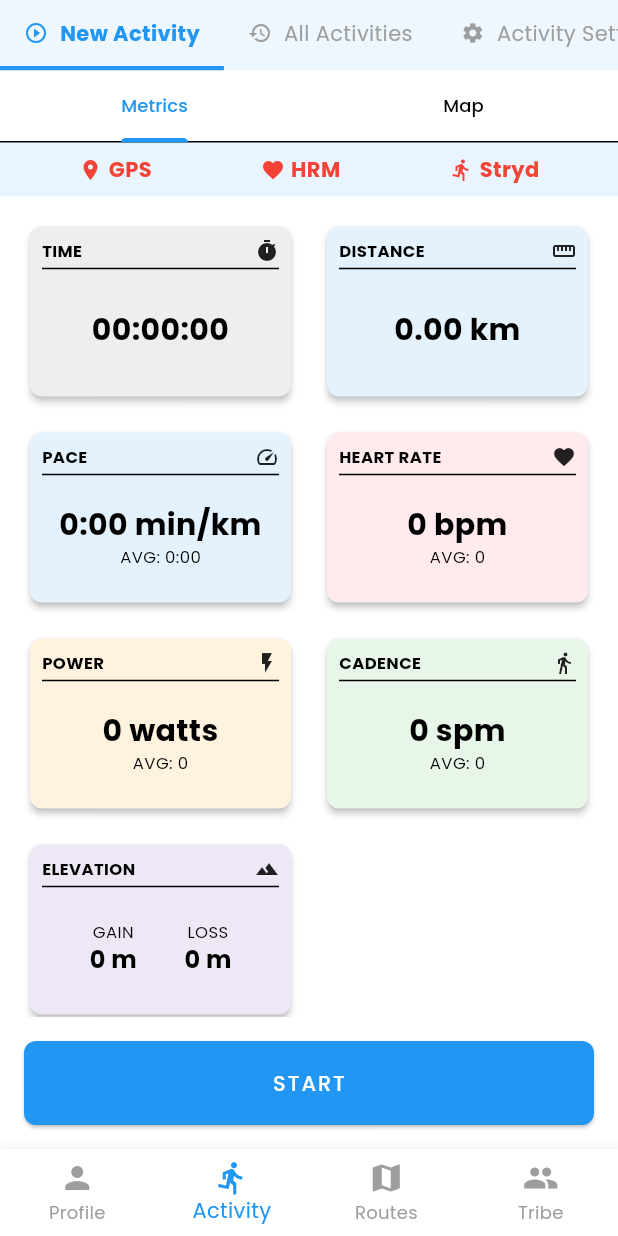
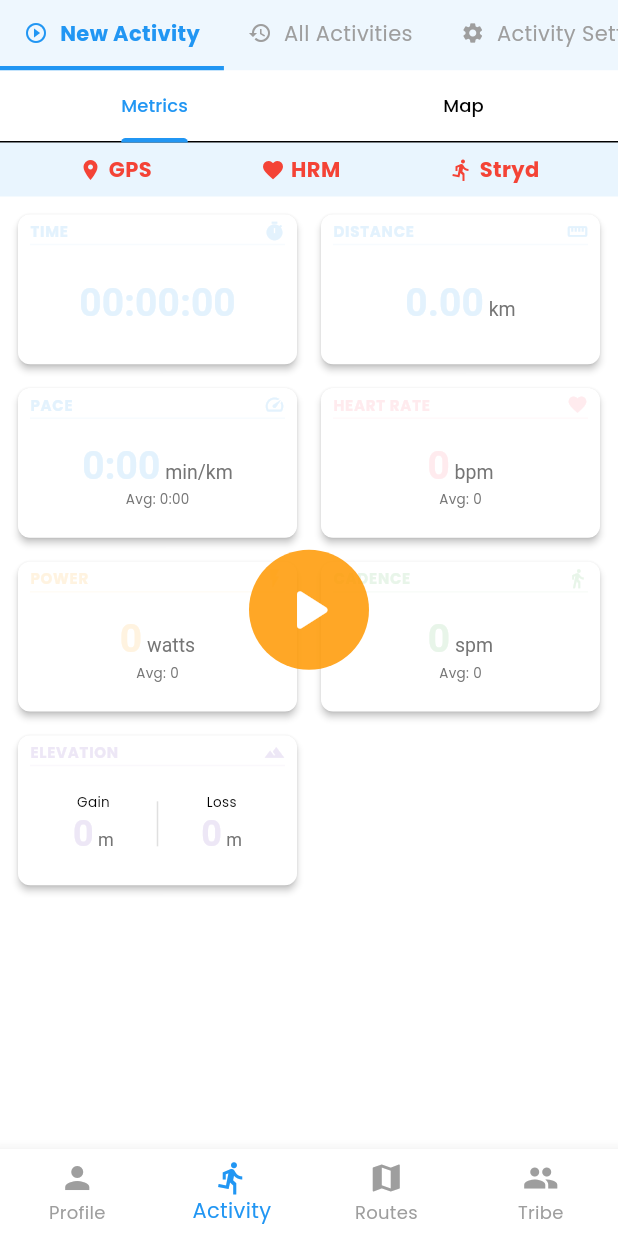
Before and after one commit to jtlab-studio/volt_one, a Flutter app: the MainTabScreen screen opened directly, on a phone screen of 412 x 824 dp. Run offline on Flutter 3.47's test engine with Material 3 defaults, Android fonts, the phone set to English and light mode, and no system bars; our stand-ins replace flutter_riverpod.

Commit message:
further improvement

```diff
--- a/lib/modules/activity/screens/activity_settings_screen.dart
+++ b/lib/modules/activity/screens/activity_settings_screen.dart
@@ -25,7 +25,7 @@ class ActivitySettingsScreen extends ConsumerWidget {
                 ),
               ),
               ListTile(
-                title: Text(localizations.translate('pace')),
+                title: Text('Pace'), // Fixed capitalization
                 subtitle: const Text('4:00 - 5:30 min/km'),
                 trailing: const Icon(Icons.chevron_right),
                 onTap: () {
@@ -33,7 +33,7 @@ class ActivitySettingsScreen extends ConsumerWidget {
                 },
               ),
               ListTile(
-                title: Text(localizations.translate('heart_rate')),
+                title: Text('Heart Rate'), // Fixed capitalization
                 subtitle: const Text('120 - 160 bpm'),
                 trailing: const Icon(Icons.chevron_right),
                 onTap: () {
@@ -41,7 +41,7 @@ class ActivitySettingsScreen extends ConsumerWidget {
                 },
               ),
               ListTile(
-                title: Text(localizations.translate('power')),
+                title: Text('Power'), // Fixed capitalization
                 subtitle: const Text('200 - 300 watts'),
                 trailing: const Icon(Icons.chevron_right),
                 onTap: () {
--- a/lib/modules/activity/screens/start_activity_screen.dart
+++ b/lib/modules/activity/screens/start_activity_screen.dart
@@ -19,6 +19,9 @@ class _StartActivityScreenState extends ConsumerState<StartActivityScreen>
     with SingleTickerProviderStateMixin {
   late TabController _tabController;
 
+  // Define orange color to be used consistently
+  final Color orangeColor = Colors.orange;
+
   @override
   void initState() {
     super.initState();
@@ -38,7 +41,9 @@ class _StartActivityScreenState extends ConsumerState<StartActivityScreen>
 
     return Scaffold(
       // Removed app bar to avoid duplicate title
-      body: Column(
+      body: Stack(
+        children: [
+          Column(
             children: [
               // Tab bar without appbar
               TabBar(
@@ -65,113 +70,197 @@ class _StartActivityScreenState extends ConsumerState<StartActivityScreen>
                   ],
                 ),
               ),
+            ],
+          ),
 
-          // Activity controls
-          _buildActivityControls(localizations, activityState),
+          // Only show the floating action button in idle state
+          if (activityState == ActivityState.idle)
+            Positioned.fill(
+              child: Align(
+                alignment: Alignment.center, // Center of screen
+                child: Container(
+                  height: 80, // Larger circle
+                  width: 80,
+                  decoration: BoxDecoration(
+                    shape: BoxShape.circle,
+                    color: orangeColor
+                        .withOpacity(0.85), // Orange with transparency
+                  ),
+                  child: IconButton(
+                    iconSize: 48,
+                    color: Colors.white,
+                    icon: const Icon(Icons.play_arrow_rounded),
+                    onPressed: () {
+                      ref.read(activityStateProvider.notifier).state =
+                          ActivityState.active;
+                    },
+                  ),
+                ),
+              ),
+            ),
+
+          // Show action controls for non-idle states
+          if (activityState != ActivityState.idle)
+            Positioned(
+              bottom: 0,
+              left: 0,
+              right: 0,
+              child: _buildActivityControls(localizations, activityState),
+            ),
         ],
       ),
     );
   }
 
   Widget _buildMetricsTab(AppLocalizations localizations) {
+    // Reduced metric card height by 50%
+    final metricCardHeight = 70.0; // Original was 140.0
+
+    // Reduced spacing between cards
+    final cardSpacing = 8.0;
+
+    // Since cards are 50% shorter, adjust the grid aspect ratio to look better
+    final gridAspectRatio = 1.8; // Wider than tall for the compact cards
+
     return GridView.count(
       crossAxisCount: 2,
-      childAspectRatio: 1.5,
-      padding: const EdgeInsets.all(16),
-      mainAxisSpacing: 16,
-      crossAxisSpacing: 16,
+      childAspectRatio: gridAspectRatio,
+      padding: EdgeInsets.all(cardSpacing),
+      mainAxisSpacing: cardSpacing,
+      crossAxisSpacing: cardSpacing,
       children: [
         // Time metric card
         MetricCard(
           title: localizations.translate('time'),
           value: '00:00:00',
-          backgroundColor: Colors.grey[200]!,
+          backgroundColor: AppColors.paceCardColor,
           icon: Icons.timer,
+          height: metricCardHeight,
         ),
 
         // Distance metric card
         MetricCard(
           title: localizations.translate('distance'),
-          value: '0.00 km',
-          backgroundColor: Colors.blue[50]!,
+          value: '0.00',
+          unit: 'km',
+          backgroundColor: AppColors.paceCardColor,
           icon: Icons.straighten,
+          height: metricCardHeight,
         ),
 
         // Pace metric card with average
         MetricCard(
           title: localizations.translate('pace'),
-          value: '0:00 min/km',
+          value: '0:00',
+          unit: 'min/km',
           subtitle: '${localizations.translate("avg")}: 0:00',
           backgroundColor: AppColors.paceCardColor,
           icon: Icons.speed,
+          height: metricCardHeight,
         ),
 
         // Heart rate metric card with average
         MetricCard(
           title: localizations.translate('heart_rate'),
-          value: '0 bpm',
+          value: '0',
+          unit: 'bpm',
           subtitle: '${localizations.translate("avg")}: 0',
           backgroundColor: AppColors.heartRateCardColor,
           icon: Icons.favorite,
+          height: metricCardHeight,
         ),
 
         // Power metric card with average
         MetricCard(
           title: localizations.translate('power'),
-          value: '0 watts',
+          value: '0',
+          unit: 'watts',
           subtitle: '${localizations.translate("avg")}: 0',
           backgroundColor: AppColors.powerCardColor,
           icon: Icons.flash_on,
+          height: metricCardHeight,
         ),
 
         // Cadence metric card with average
         MetricCard(
           title: localizations.translate('cadence'),
-          value: '0 spm',
+          value: '0',
+          unit: 'spm',
           subtitle: '${localizations.translate("avg")}: 0',
           backgroundColor: AppColors.cadenceCardColor,
           icon: Icons.directions_walk,
+          height: metricCardHeight,
         ),
 
-        // Elevation metric card with gain and loss
+        // Elevation metric card with gain and loss - custom layout
         MetricCard(
           title: localizations.translate('elevation'),
           value: '',
-          customContent: Column(
-            mainAxisAlignment: MainAxisAlignment.center,
-            children: [
-              Row(
+          customContent: Row(
             mainAxisAlignment: MainAxisAlignment.spaceEvenly,
             children: [
               Column(
+                mainAxisAlignment: MainAxisAlignment.center,
                 children: [
                   Text(
                     localizations.translate('elevation_gain'),
-                        style: const TextStyle(fontSize: 11), // Reduced size
+                    style: const TextStyle(fontSize: 9),
                   ),
-                      const Text(
-                        '0 m',
+                  RichText(
+                    text: TextSpan(
+                      children: [
+                        TextSpan(
+                          text: '0',
                           style: TextStyle(
                             fontWeight: FontWeight.bold,
-                          fontSize: 16,
+                            fontSize: 24, // Increased font size to match others
+                            color: AppColors.elevationCardColor,
+                          ),
+                        ),
+                        TextSpan(
+                          text: ' m',
+                          style: TextStyle(
+                            fontSize: 12, // 50% of value size
+                            color: Colors.grey[600],
                           ),
                         ),
                       ],
                     ),
+                  ),
+                ],
+              ),
+              Container(
+                height: 30,
+                width: 1,
+                color: Colors.grey[300],
+              ),
               Column(
+                mainAxisAlignment: MainAxisAlignment.center,
                 children: [
                   Text(
                     localizations.translate('elevation_loss'),
-                        style: const TextStyle(fontSize: 11), // Reduced size
+                    style: const TextStyle(fontSize: 9),
                   ),
-                      const Text(
-                        '0 m',
+                  RichText(
+                    text: TextSpan(
+                      children: [
+                        TextSpan(
+                          text: '0',
                           style: TextStyle(
                             fontWeight: FontWeight.bold,
-                          fontSize: 16,
+                            fontSize: 24, // Increased font size to match others
+                            color: AppColors.elevationCardColor,
+                          ),
+                        ),
+                        TextSpan(
+                          text: ' m',
+                          style: TextStyle(
+                            fontSize: 12, // 50% of value size
+                            color: Colors.grey[600],
                           ),
                         ),
                       ],
+                    ),
                   ),
                 ],
               ),
@@ -179,36 +268,45 @@ class _StartActivityScreenState extends ConsumerState<StartActivityScreen>
           ),
           backgroundColor: AppColors.elevationCardColor,
           icon: Icons.terrain,
+          height: metricCardHeight,
         ),
       ],
     );
   }
 
   Widget _buildMapTab(AppLocalizations localizations) {
+    // Reduced metric card height by 50%
+    final metricCardHeight = 50.0; // Original was 100.0
+
+    // Reduced spacing between cards
+    final cardSpacing = 8.0;
+
     return Column(
       children: [
         // Two customizable metric cards
         Padding(
-          padding: const EdgeInsets.all(16),
+          padding: EdgeInsets.all(cardSpacing),
           child: Row(
             children: [
               Expanded(
                 child: MetricCard(
                   title: localizations.translate('pace'),
-                  value: '0:00 min/km',
+                  value: '0:00',
+                  unit: 'min/km',
                   backgroundColor: AppColors.paceCardColor,
                   icon: Icons.speed,
-                  height: 100,
+                  height: metricCardHeight,
                 ),
               ),
-              const SizedBox(width: 16),
+              SizedBox(width: cardSpacing),
               Expanded(
                 child: MetricCard(
                   title: localizations.translate('heart_rate'),
-                  value: '0 bpm',
+                  value: '0',
+                  unit: 'bpm',
                   backgroundColor: AppColors.heartRateCardColor,
                   icon: Icons.favorite,
-                  height: 100,
+                  height: metricCardHeight,
                 ),
               ),
             ],
@@ -241,26 +339,6 @@ class _StartActivityScreenState extends ConsumerState<StartActivityScreen>
   Widget _buildActivityControls(
       AppLocalizations localizations, ActivityState state) {
     switch (state) {
-      case ActivityState.idle:
-        return Padding(
-          padding: const EdgeInsets.all(16),
-          child: SizedBox(
-            width: double.infinity,
-            height: 56,
-            child: ElevatedButton(
-              onPressed: () {
-                ref.read(activityStateProvider.notifier).state =
-                    ActivityState.active;
-              },
-              style: ElevatedButton.styleFrom(
-                backgroundColor: Theme.of(context).primaryColor,
-                foregroundColor: Colors.white,
-              ),
-              child: Text(localizations.translate('start')),
-            ),
-          ),
-        );
-
       case ActivityState.active:
         return Padding(
           padding: const EdgeInsets.all(16),
@@ -281,7 +359,7 @@ class _StartActivityScreenState extends ConsumerState<StartActivityScreen>
               ),
               const SizedBox(width: 16),
 
-              // Pause button - Using icon only to save space
+              // Pause button - Using orange color
               Expanded(
                 child: ElevatedButton(
                   onPressed: () {
@@ -289,15 +367,16 @@ class _StartActivityScreenState extends ConsumerState<StartActivityScreen>
                         ActivityState.paused;
                   },
                   style: ElevatedButton.styleFrom(
-                    backgroundColor: Colors.amber,
-                    foregroundColor: Colors.black,
+                    backgroundColor: orangeColor, // Changed to orange
+                    foregroundColor:
+                        Colors.white, // White text for better contrast
                   ),
-                  child: const Icon(Icons.pause), // Icon only
+                  child: const Icon(Icons.pause),
                 ),
               ),
               const SizedBox(width: 16),
 
-              // End button - Using icon only to save space
+              // End button - Using orange color
               Expanded(
                 child: ElevatedButton(
                   onPressed: () {
@@ -306,10 +385,11 @@ class _StartActivityScreenState extends ConsumerState<StartActivityScreen>
                         ActivityState.completed;
                   },
                   style: ElevatedButton.styleFrom(
-                    backgroundColor: Colors.green,
-                    foregroundColor: Colors.white,
+                    backgroundColor: orangeColor, // Changed to orange
+                    foregroundColor:
+                        Colors.white, // White text for better contrast
                   ),
-                  child: const Icon(Icons.stop), // Icon only
+                  child: const Icon(Icons.stop),
                 ),
               ),
             ],
@@ -336,7 +416,7 @@ class _StartActivityScreenState extends ConsumerState<StartActivityScreen>
               ),
               const SizedBox(width: 16),
 
-              // Resume button - Using icon only
+              // Resume button - Using orange color
               Expanded(
                 child: ElevatedButton(
                   onPressed: () {
@@ -344,15 +424,15 @@ class _StartActivityScreenState extends ConsumerState<StartActivityScreen>
                         ActivityState.active;
                   },
                   style: ElevatedButton.styleFrom(
-                    backgroundColor: Theme.of(context).primaryColor,
+                    backgroundColor: orangeColor, // Changed to orange
                     foregroundColor: Colors.white,
                   ),
-                  child: const Icon(Icons.play_arrow), // Icon only
+                  child: const Icon(Icons.play_arrow),
                 ),
               ),
               const SizedBox(width: 16),
 
-              // End button - Using icon only
+              // End button - Using orange color
               Expanded(
                 child: ElevatedButton(
                   onPressed: () {
@@ -361,18 +441,20 @@ class _StartActivityScreenState extends ConsumerState<StartActivityScreen>
                         ActivityState.completed;
                   },
                   style: ElevatedButton.styleFrom(
-                    backgroundColor: Colors.green,
+                    backgroundColor: orangeColor, // Changed to orange
                     foregroundColor: Colors.white,
                   ),
-                  child: const Icon(Icons.stop), // Icon only
+                  child: const Icon(Icons.stop),
                 ),
               ),
             ],
           ),
         );
 
+      case ActivityState.idle:
       case ActivityState.completed:
-        // This state will navigate to the summary screen
+        // Idle state now uses a centered orange button
+        // Completed state will navigate to the summary screen
         return const SizedBox();
     }
   }
--- a/lib/shared/widgets/metric_card.dart
+++ b/lib/shared/widgets/metric_card.dart
@@ -3,6 +3,7 @@ import 'package:flutter/material.dart';
 class MetricCard extends StatelessWidget {
   final String title;
   final String value;
+  final String? unit; // Added separate unit parameter
   final String? subtitle;
   final Widget? customContent;
   final Color backgroundColor;
@@ -13,21 +14,26 @@ class MetricCard extends StatelessWidget {
     super.key,
     required this.title,
     required this.value,
+    this.unit, // Optional unit text that will be displayed smaller
     this.subtitle,
     this.customContent,
     required this.backgroundColor,
     required this.icon,
-    this.height = 140,
+    this.height = 70, // Reduced from 140 by 50%
   });
 
   @override
   Widget build(BuildContext context) {
+    // Using a uniform background color for all cards
+    final uniformColor = Colors.white;
+
     return Card(
       elevation: 2,
-      color: backgroundColor,
+      color: uniformColor,
       child: Container(
         height: height,
-        padding: const EdgeInsets.all(8),
+        padding: const EdgeInsets.symmetric(
+            horizontal: 8, vertical: 4), // Reduced vertical padding
         child: Column(
           crossAxisAlignment: CrossAxisAlignment.start,
           children: [
@@ -35,18 +41,29 @@ class MetricCard extends StatelessWidget {
             Row(
               mainAxisAlignment: MainAxisAlignment.spaceBetween,
               children: [
-                Text(
-                  title,
-                  style: const TextStyle(
-                    fontWeight: FontWeight.bold,
-                    fontSize: 11, // Reduced from 12
+                Expanded(
+                  child: Text(
+                    title.toUpperCase(), // Explicit uppercase for the title
+                    maxLines: 1,
+                    style: TextStyle(
+                      color:
+                          backgroundColor, // Use the background color for the title too
+                      fontWeight: FontWeight.bold,
+                      fontSize: 10, // Keep small for compact display
+                      letterSpacing:
+                          0.5, // Added letter spacing for better readability
+                    ),
+                    overflow: TextOverflow.ellipsis, // Handle long names
                   ),
                 ),
-                Icon(icon, size: 16),
+                Icon(icon, size: 14, color: backgroundColor), // Colored icon
               ],
             ),
 
-            const Divider(height: 8, thickness: 1),
+            Divider(
+                height: 4,
+                thickness: 1,
+                color: backgroundColor.withOpacity(0.3)), // Colored divider
 
             // Either custom content or standard value display
             Expanded(
@@ -55,22 +72,40 @@ class MetricCard extends StatelessWidget {
                     child: Column(
                       mainAxisAlignment: MainAxisAlignment.center,
                       children: [
-                        Text(
-                          value,
-                          style: const TextStyle(
-                            fontWeight: FontWeight.bold,
-                            fontSize: 20, // Reduced from 24
+                        RichText(
+                          textAlign: TextAlign.center,
+                          text: TextSpan(
+                            children: [
+                              TextSpan(
+                                text: value,
+                                style: TextStyle(
+                                  fontWeight: FontWeight.bold,
+                                  fontSize: 26, // Further increased (was 22)
+                                  color: backgroundColor, // Colored text
+                                ),
+                              ),
+                              if (unit != null)
+                                TextSpan(
+                                  text: ' $unit',
+                                  style: TextStyle(
+                                    fontSize: 13, // 50% of value text
+                                    color: Colors.grey[600],
+                                  ),
+                                ),
+                            ],
                           ),
-                          textAlign:
-                              TextAlign.center, // Added to prevent overflow
-                          overflow: TextOverflow
-                              .ellipsis, // Handle potential overflow
                         ),
                         if (subtitle != null)
-                          Text(
-                            subtitle!,
-                            style: const TextStyle(
-                                fontSize: 11), // Reduced from 12
+                          Padding(
+                            padding: const EdgeInsets.only(top: 2),
+                            child: Text(
+                              subtitle!,
+                              style: TextStyle(
+                                fontSize: 9, // Keep small for subtitle
+                                color: Colors.grey[600],
+                              ),
+                              overflow: TextOverflow.ellipsis,
+                            ),
                           ),
                       ],
                     ),
```
Also changed, not shown: assets/lang/en.json (+15 -15 lines). Lines whose indentation alone changed are shown as unchanged.
